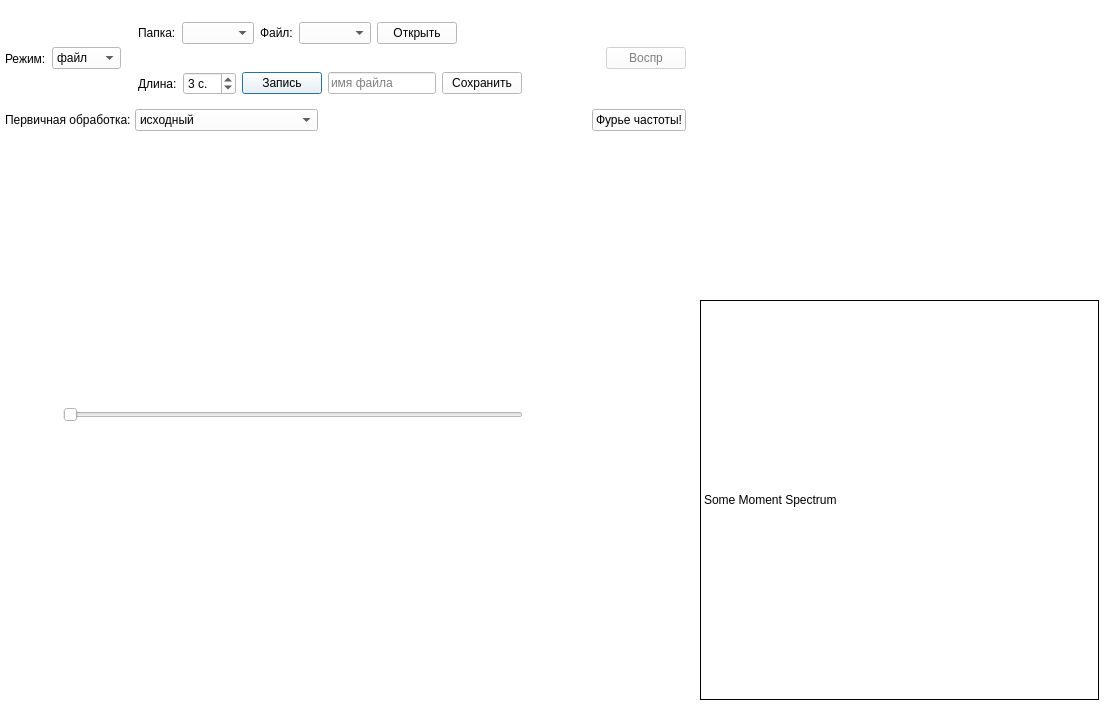
Above: mainwindow.ui from AntonStark/fonoria before the change. Below: the same form after it.
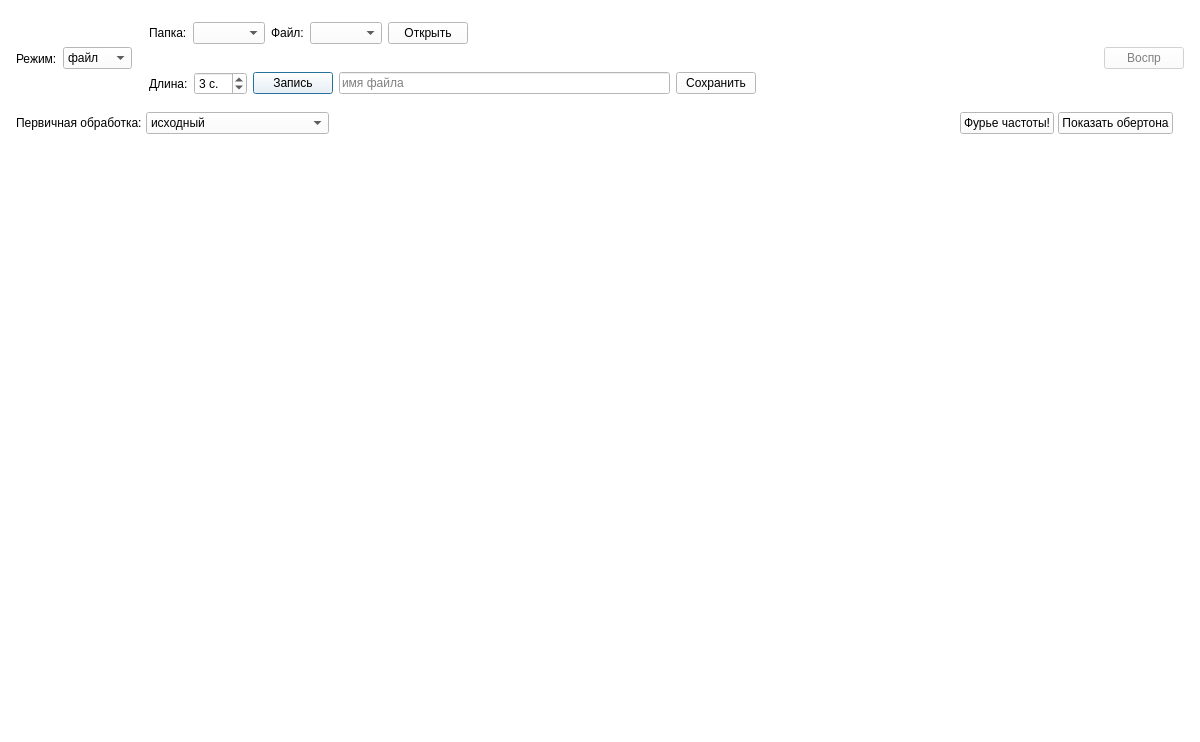
That is the form after the change.

```diff
--- a/mainwindow.ui
+++ b/mainwindow.ui
@@ -6,8 +6,8 @@
    <rect>
     <x>0</x>
     <y>0</y>
-    <width>1113</width>
-    <height>707</height>
+    <width>1200</width>
+    <height>742</height>
    </rect>
   </property>
   <property name="sizePolicy">
@@ -441,21 +441,14 @@
    <property name="autoFillBackground">
     <bool>true</bool>
    </property>
-   <widget class="QWidget" name="verticalLayoutWidget">
-    <property name="geometry">
-     <rect>
-      <x>0</x>
-      <y>0</y>
-      <width>691</width>
-      <height>701</height>
-     </rect>
-    </property>
-    <layout class="QVBoxLayout" name="mainLayout">
+   <layout class="QVBoxLayout" name="verticalLayout_2">
+    <item>
+     <layout class="QVBoxLayout" name="mainLayout" stretch="0,1">
      <property name="spacing">
       <number>3</number>
      </property>
      <property name="sizeConstraint">
-      <enum>QLayout::SetMaximumSize</enum>
+       <enum>QLayout::SetNoConstraint</enum>
      </property>
      <property name="leftMargin">
       <number>5</number>
@@ -467,7 +460,12 @@
       <number>5</number>
      </property>
      <item>
-      <layout class="QHBoxLayout" name="horizontalLayout_2">
+       <layout class="QVBoxLayout" name="controlsLayout">
+        <property name="sizeConstraint">
+         <enum>QLayout::SetDefaultConstraint</enum>
+        </property>
+        <item>
+         <layout class="QHBoxLayout" name="inputsLayout">
        <property name="spacing">
         <number>6</number>
        </property>
@@ -669,12 +667,12 @@
       </layout>
      </item>
      <item>
-      <layout class="QHBoxLayout" name="controlsLayout">
+         <layout class="QHBoxLayout" name="helperLayout">
        <property name="spacing">
         <number>4</number>
        </property>
        <property name="sizeConstraint">
-        <enum>QLayout::SetMinimumSize</enum>
+           <enum>QLayout::SetDefaultConstraint</enum>
        </property>
        <item>
         <widget class="QLabel" name="lblSpectr">
@@ -722,67 +720,13 @@
          </property>
         </widget>
        </item>
-      </layout>
-     </item>
      <item>
-      <layout class="QHBoxLayout" name="selectorLayout">
-       <property name="sizeConstraint">
-        <enum>QLayout::SetFixedSize</enum>
-       </property>
-       <item>
-        <spacer name="horizontalSpacer_2">
-         <property name="orientation">
-          <enum>Qt::Horizontal</enum>
-         </property>
-         <property name="sizeType">
-          <enum>QSizePolicy::Fixed</enum>
-         </property>
-         <property name="sizeHint" stdset="0">
-          <size>
-           <width>58</width>
-           <height>16</height>
-          </size>
-         </property>
-        </spacer>
-       </item>
-       <item>
-        <widget class="QSlider" name="momentSelector">
-         <property name="enabled">
-          <bool>false</bool>
-         </property>
-         <property name="maximum">
-          <number>9999</number>
-         </property>
-         <property name="pageStep">
-          <number>10</number>
-         </property>
-         <property name="tracking">
-          <bool>false</bool>
-         </property>
-         <property name="orientation">
-          <enum>Qt::Horizontal</enum>
-         </property>
-         <property name="invertedAppearance">
-          <bool>false</bool>
+           <widget class="QPushButton" name="btnTones">
+            <property name="text">
+             <string>Показать обертона</string>
          </property>
         </widget>
        </item>
-       <item>
-        <spacer name="horizontalSpacer_3">
-         <property name="orientation">
-          <enum>Qt::Horizontal</enum>
-         </property>
-         <property name="sizeType">
-          <enum>QSizePolicy::Fixed</enum>
-         </property>
-         <property name="sizeHint" stdset="0">
-          <size>
-           <width>150</width>
-           <height>16</height>
-          </size>
-         </property>
-        </spacer>
-       </item>
        <item>
         <widget class="QLabel" name="lblMomentum">
          <property name="text">
@@ -792,27 +736,46 @@
        </item>
       </layout>
      </item>
-     <item>
-      <layout class="QVBoxLayout" name="plotsLayout"/>
-     </item>
-    </layout>
-   </widget>
-   <widget class="QLabel" name="lblMomentumSpectrum">
-    <property name="geometry">
-     <rect>
-      <x>700</x>
-      <y>300</y>
-      <width>399</width>
-      <height>400</height>
-     </rect>
-    </property>
-    <property name="frameShape">
-     <enum>QFrame::Box</enum>
-    </property>
-    <property name="text">
-     <string>Some Moment Spectrum</string>
-    </property>
-   </widget>
+       </layout>
+      </item>
+      <item>
+       <layout class="QHBoxLayout" name="graphicsLayout" stretch="3,2">
+        <item>
+         <layout class="QVBoxLayout" name="plotsLayout">
+          <property name="sizeConstraint">
+           <enum>QLayout::SetMaximumSize</enum>
+          </property>
+         </layout>
+        </item>
+        <item>
+         <layout class="QVBoxLayout" name="spectrumLayout">
+          <property name="sizeConstraint">
+           <enum>QLayout::SetMaximumSize</enum>
+          </property>
+          <item>
+           <layout class="QVBoxLayout" name="verticalLayout_3">
+            <item>
+             <spacer name="verticalSpacer">
+              <property name="orientation">
+               <enum>Qt::Vertical</enum>
+              </property>
+              <property name="sizeHint" stdset="0">
+               <size>
+                <width>20</width>
+                <height>40</height>
+               </size>
+              </property>
+             </spacer>
+            </item>
+           </layout>
+          </item>
+         </layout>
+        </item>
+       </layout>
+      </item>
+     </layout>
+    </item>
+   </layout>
   </widget>
  </widget>
  <layoutdefault spacing="6" margin="11"/>
```
Lines whose indentation alone changed are shown as unchanged.
